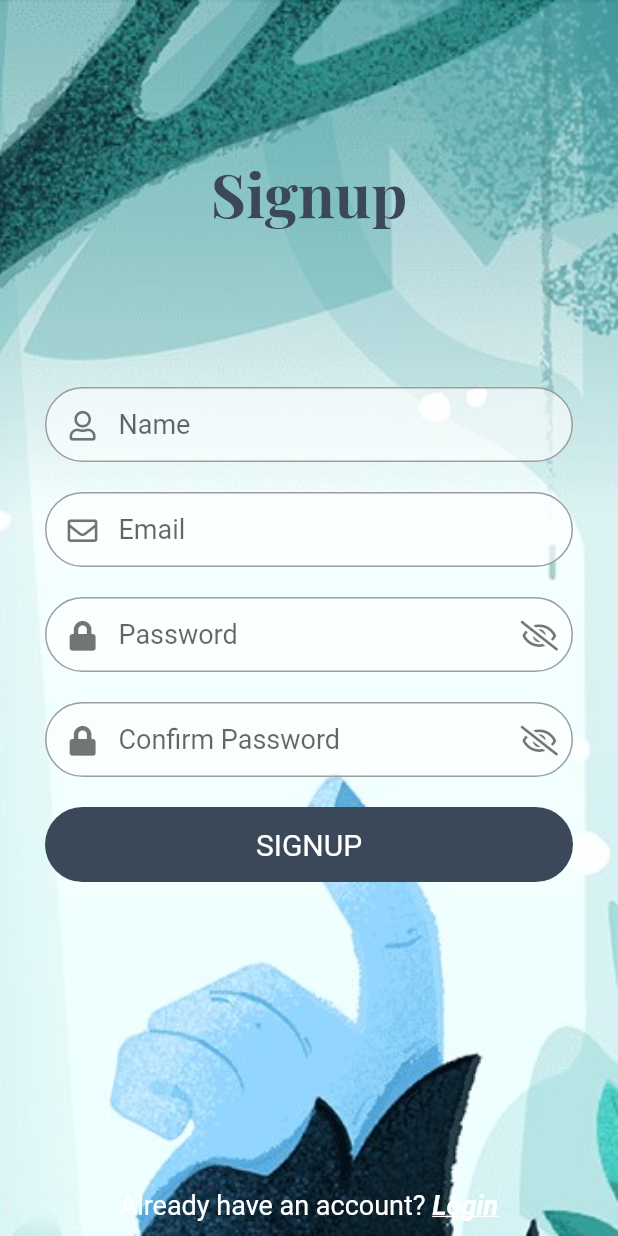
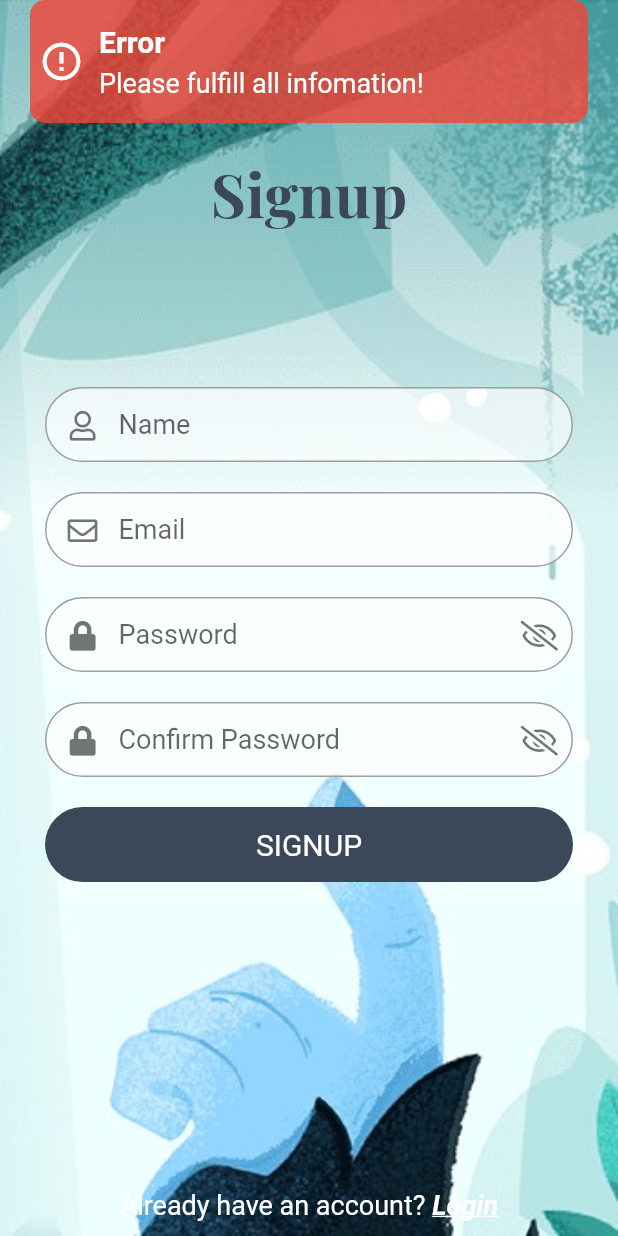
Before and after one commit to Johnny-Luu/TravelArt-Client, a Flutter app: the SignupScreen screen opened directly, after a tap on "SIGNUP", on a phone screen of 412 x 824 dp. Run offline on Flutter 3.47's test engine with Material 2 defaults, Android fonts, the phone set to English and light mode, and no system bars; drawn by our look-alikes of another_flushbar; our stand-ins replace date_format, firebase_auth, firebase_core, firebase_database, flutter_typeahead, font_awesome_flutter and 4 more; accounts and stored records are empty.

Commit message:
add notification message + add name when signup

```diff
--- a/lib/screens/login_screen/signup_screen.dart
+++ b/lib/screens/login_screen/signup_screen.dart
@@ -3,6 +3,8 @@ import 'package:flutter/material.dart';
 import 'package:font_awesome_flutter/font_awesome_flutter.dart';
 import 'package:google_fonts/google_fonts.dart';
 import 'package:travelapp/services/user_services.dart';
+import 'package:travelapp/widgets/error_snackbar.dart';
+import 'package:travelapp/widgets/success_snackbar.dart';
 
 class SignupScreen extends StatefulWidget {
   SignupScreen({Key? key}) : super(key: key);
@@ -32,26 +34,24 @@ class _SignupScreenState extends State<SignupScreen> {
         email.isEmpty ||
         password.isEmpty ||
         confirmPassword.isEmpty) {
-      // TODO: HANDLE EMPTY FIELDS HERE
-      print("empty fields");
+      ErrorSnackbar.show(context, 'Please fulfill all infomation!');
       return;
     }
 
     if (password != confirmPassword) {
-      // TODO: HANDLE WRONG CONFIRM PASSWORD HERE
-      print("wrong confirm password");
+      ErrorSnackbar.show(context, 'Password not matching!');
       return;
     }
 
-    var result = await firebaseAuth.SignUp(email, password);
+    var result = await firebaseAuth.SignUp(name, email, password);
 
     if (result) {
-      // TODO: HANDLE SIGNUP SUCCESSFUL HERE
-      print("success");
-      Navigator.pop(context); // back to login screen
+      SuccessSnackbar.show(context, 'Signup successfully!');
+      Future.delayed(const Duration(seconds: 1), () {
+        Navigator.pop(context);
+      });
     } else {
-      // TODO: HANDLE SIGNUP FAILED HERE
-      print("signup failed");
+      ErrorSnackbar.show(context, 'Signup failed, try again!');
     }
   }
 
--- a/lib/screens/profile_screen/info_tab.dart
+++ b/lib/screens/profile_screen/info_tab.dart
@@ -6,6 +6,8 @@ import 'package:travelapp/models/customer_model.dart';
 import 'package:travelapp/screens/login_screen/login_screen.dart';
 import 'package:travelapp/services/customer_services.dart';
 import 'package:travelapp/services/user_services.dart';
+import 'package:travelapp/widgets/error_snackbar.dart';
+import 'package:travelapp/widgets/success_snackbar.dart';
 
 class InfoTab extends StatefulWidget {
   final Customer? customer;
@@ -58,8 +60,7 @@ class _InfoTabState extends State<InfoTab> {
         emailController.text.isEmpty ||
         phoneController.text.isEmpty ||
         addressController.text.isEmpty) {
-      // TODO: HANDLE SHOW ERROR HERE
-
+      ErrorSnackbar.show(context, 'Please fulfill all infomation!');
       return;
     }
 
@@ -77,7 +78,7 @@ class _InfoTabState extends State<InfoTab> {
 
     customerService.updateInfo(widget.customer!);
 
-    // TODO: HANDLE SHOW UPDATE SUCCESS HERE
+    SuccessSnackbar.show(context, 'Update info successfully!');
   }
 
   void onSignOut() {
--- a/lib/services/customer_services.dart
+++ b/lib/services/customer_services.dart
@@ -17,13 +17,13 @@ class CustomerService {
     return customers;
   }
 
-  void createCustomer(String email) async {
+  void createCustomer(String name, String email) async {
     var customerList = await getAllCustomers();
     var id = customerList.length.toString();
     await dbRef.child('Customer/$id').set({
       'Id': id,
       'Avatar': "",
-      'Name': "",
+      'Name': name,
       'Email': email,
       'Phone': "",
       'Address': "",
--- a/lib/services/user_services.dart
+++ b/lib/services/user_services.dart
@@ -19,7 +19,7 @@ class AuthenticationService {
     }
   }
 
-  Future<bool> SignUp(String email, String password) async {
+  Future<bool> SignUp(String name, String email, String password) async {
     try {
       await _firebaseAuth.createUserWithEmailAndPassword(
         email: email,
@@ -27,7 +27,7 @@ class AuthenticationService {
       );
 
       var customerService = CustomerService();
-      customerService.createCustomer(email);
+      customerService.createCustomer(name, email);
 
       return true;
     } on FirebaseAuthException catch (e) {
--- /dev/null
+++ b/lib/widgets/error_snackbar.dart
@@ -0,0 +1,35 @@
+import 'package:another_flushbar/flushbar.dart';
+import 'package:flutter/material.dart';
+
+class ErrorSnackbar {
+  static void show(BuildContext context, String message) {
+    Flushbar(
+      flushbarPosition: FlushbarPosition.TOP,
+      flushbarStyle: FlushbarStyle.FLOATING,
+      borderRadius: const BorderRadius.all(Radius.circular(10)),
+      margin: const EdgeInsets.symmetric(horizontal: 20.0),
+      backgroundColor: Colors.red.withOpacity(0.8),
+      duration: const Duration(seconds: 2),
+      icon: const Icon(
+        Icons.error_outline,
+        color: Colors.white,
+        size: 30,
+      ),
+      titleText: const Text(
+        'Error',
+        style: TextStyle(
+          fontWeight: FontWeight.bold,
+          fontSize: 20.0,
+          color: Colors.white,
+        ),
+      ),
+      messageText: Text(
+        message,
+        style: const TextStyle(
+          fontSize: 18.0,
+          color: Colors.white,
+        ),
+      ),
+    ).show(context);
+  }
+}
--- a/pubspec.yaml
+++ b/pubspec.yaml
@@ -42,6 +42,7 @@ dependencies:
   date_format: ^2.0.4
   image_picker: ^0.8.4+4
   flutter_typeahead: ^3.2.4
+  another_flushbar: ^1.10.28
 
   firebase_core: ^1.10.6
   firebase_auth: ^3.3.4
```
Also changed, not shown: lib/screens/detail_screen/rating_bottom_sheet.dart (+14 -4 lines), lib/screens/login_screen/login_screen.dart (+9 -7 lines), lib/widgets/success_snackbar.dart (added, +35 -0 lines), assets/icons/icon-check.png (added), assets/icons/icon-close.png (added), pubspec.lock.
